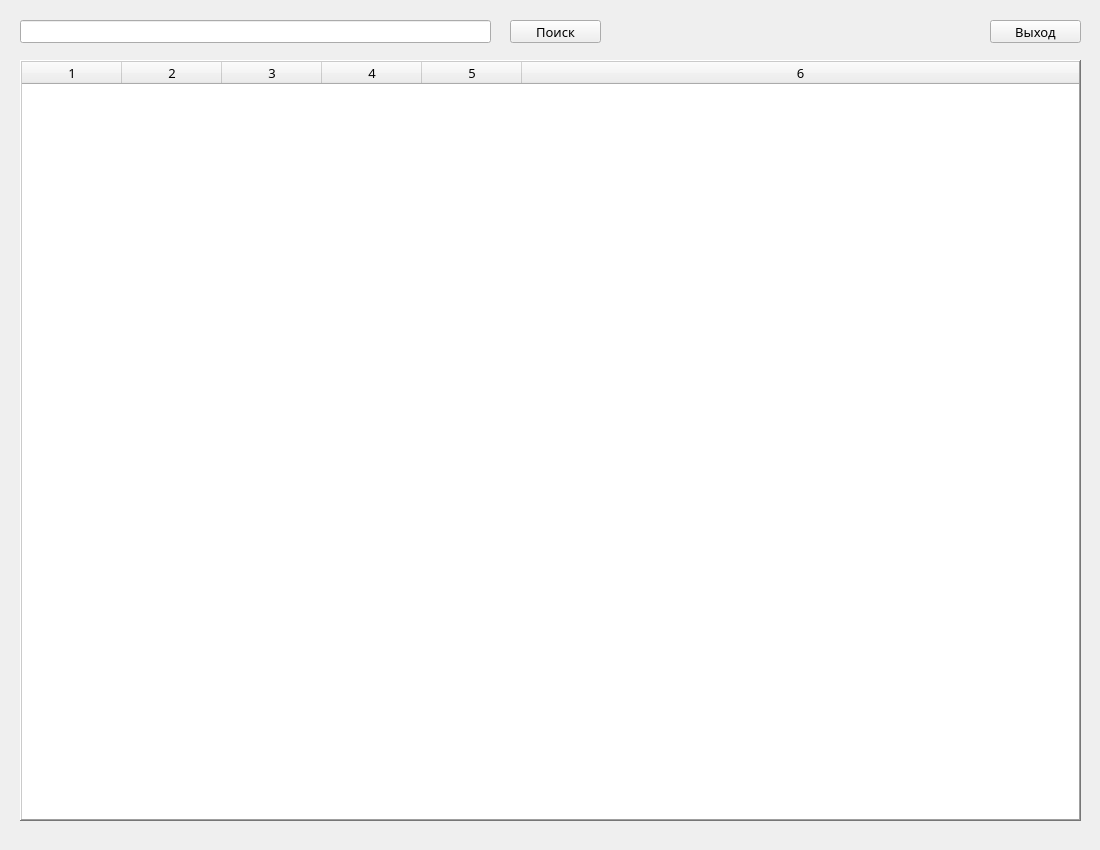
Qt form window.ui (wtrghux/python_vndb_parser) before a commit.
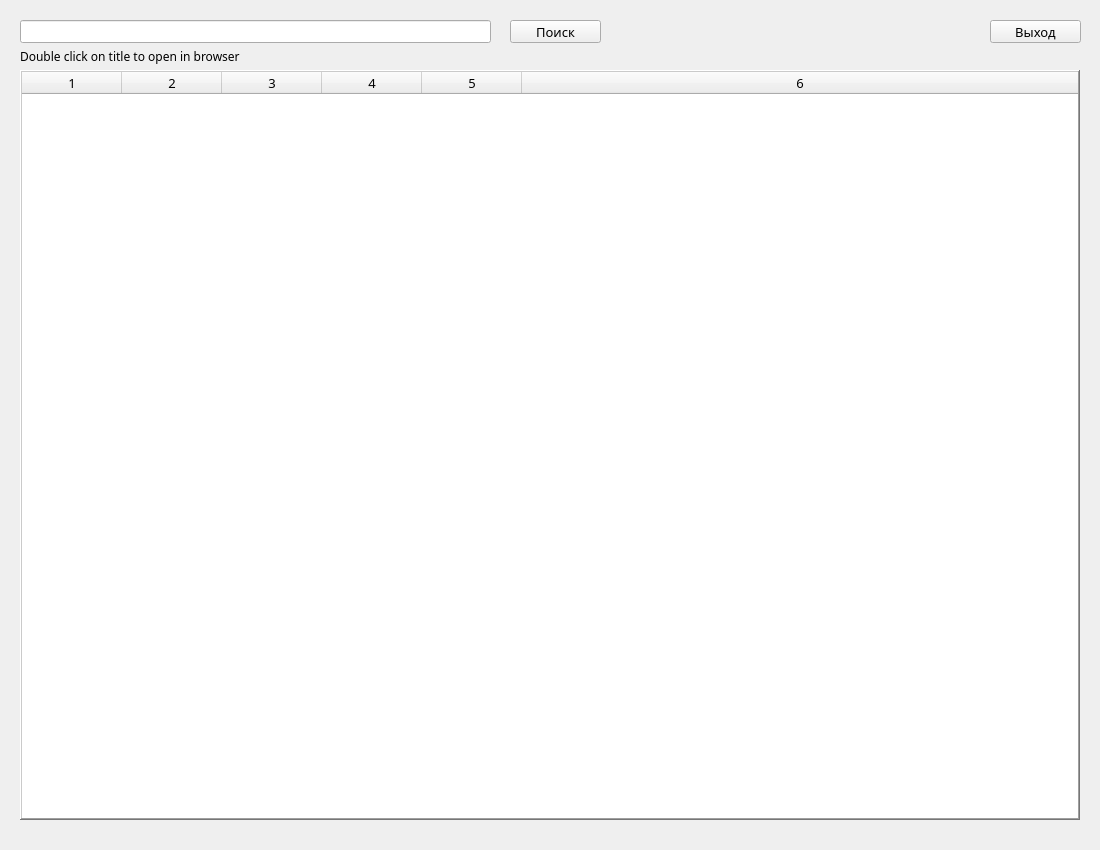
The same form after that commit.

What changed in the file:
```diff
--- a/window.ui
+++ b/window.ui
@@ -72,9 +72,9 @@
     <property name="geometry">
      <rect>
       <x>20</x>
-      <y>60</y>
-      <width>1061</width>
-      <height>761</height>
+      <y>70</y>
+      <width>1060</width>
+      <height>750</height>
      </rect>
     </property>
     <property name="font">
@@ -123,6 +123,25 @@
     <column/>
     <column/>
    </widget>
+   <widget class="QLabel" name="label">
+    <property name="geometry">
+     <rect>
+      <x>20</x>
+      <y>48</y>
+      <width>301</width>
+      <height>16</height>
+     </rect>
+    </property>
+    <property name="font">
+     <font>
+      <family>Montserrat</family>
+      <pointsize>9</pointsize>
+     </font>
+    </property>
+    <property name="text">
+     <string>Double click on title to open in browser</string>
+    </property>
+   </widget>
   </widget>
   <widget class="QMenuBar" name="menubar">
    <property name="geometry">
```
